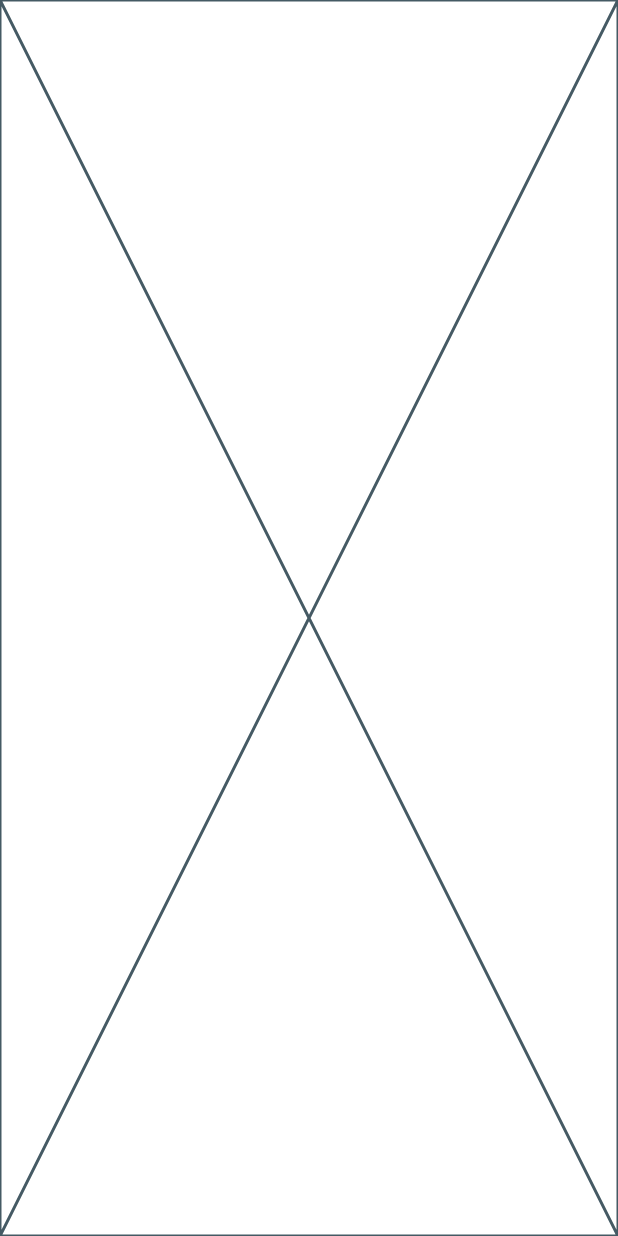
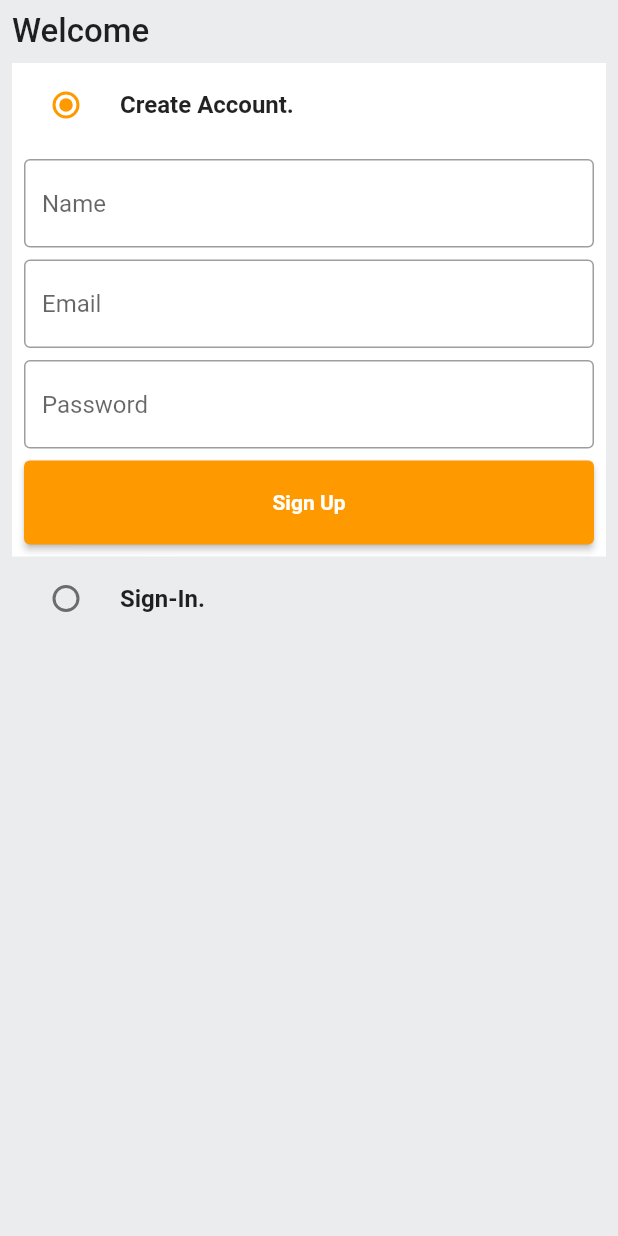
Before and after one commit to prateekthakur272/amazon_flutter_clone, a Flutter app: the screen it shows after launch, on a phone screen of 412 x 824 dp. Run offline on Flutter 3.47's test engine with Material 3 defaults, Android fonts, the phone set to English and light mode, and no system bars.

Commit message:
adds auth screen

```diff
--- /dev/null
+++ b/lib/constants/constants.dart
@@ -0,0 +1,5 @@
+import 'package:flutter/material.dart';
+
+const space8 = SizedBox.square(dimension: 8,);
+
+const paddingA8 = EdgeInsets.all(8);
--- /dev/null
+++ b/lib/constants/global_variables.dart
@@ -0,0 +1,55 @@
+import 'package:flutter/material.dart';
+
+String uri = 'http://<yourip>:3000';
+
+class GlobalVariables {
+
+  // STRINGS
+  static const title = 'Amazon';
+  // COLORS
+  static const appBarGradient = LinearGradient(
+    colors: [
+      Color.fromARGB(255, 29, 201, 192),
+      Color.fromARGB(255, 125, 221, 216),
+    ],
+    stops: [0.5, 1.0],
+  );
+
+  static const secondaryColor = Color.fromRGBO(255, 153, 0, 1);
+  static const backgroundColor = Colors.white;
+  static const Color greyBackgroundCOlor = Color(0xffebecee);
+  static var selectedNavBarColor = Colors.cyan[800]!;
+  static const unselectedNavBarColor = Colors.black87;
+
+  // STATIC IMAGES
+  static const List<String> carouselImages = [
+    'https://images-eu.ssl-images-amazon.com/images/G/31/img21/Wireless/WLA/TS/D37847648_Accessories_savingdays_Jan22_Cat_PC_1500.jpg',
+    'https://images-eu.ssl-images-amazon.com/images/G/31/img2021/Vday/bwl/English.jpg',
+    'https://images-eu.ssl-images-amazon.com/images/G/31/img22/Wireless/AdvantagePrime/BAU/14thJan/D37196025_IN_WL_AdvantageJustforPrime_Jan_Mob_ingress-banner_1242x450.jpg',
+    'https://images-na.ssl-images-amazon.com/images/G/31/Symbol/2020/00NEW/1242_450Banners/PL31_copy._CB432483346_.jpg',
+    'https://images-na.ssl-images-amazon.com/images/G/31/img21/shoes/September/SSW/pc-header._CB641971330_.jpg',
+  ];
+
+  static const List<Map<String, String>> categoryImages = [
+    {
+      'title': 'Mobiles',
+      'image': 'assets/images/mobiles.jpeg',
+    },
+    {
+      'title': 'Essentials',
+      'image': 'assets/images/essentials.jpeg',
+    },
+    {
+      'title': 'Appliances',
+      'image': 'assets/images/appliances.jpeg',
+    },
+    {
+      'title': 'Books',
+      'image': 'assets/images/books.jpeg',
+    },
+    {
+      'title': 'Fashion',
+      'image': 'assets/images/fashion.jpeg',
+    },
+  ];
+}
--- a/lib/main.dart
+++ b/lib/main.dart
@@ -1,3 +1,6 @@
+import 'package:amazon_flutter_clone/constants/global_variables.dart';
+import 'package:amazon_flutter_clone/routers.dart';
+import 'package:amazon_flutter_clone/screens/auth/auth_screen.dart';
 import 'package:flutter/material.dart';
 
 void main() {
@@ -11,10 +14,26 @@ class App extends StatelessWidget {
     return MaterialApp(
       title: 'Amazon',
       theme: ThemeData(
-        colorScheme: ColorScheme.fromSeed(seedColor: Colors.deepPurple),
-        useMaterial3: true,
+        colorScheme:
+            const ColorScheme.light(primary: GlobalVariables.secondaryColor),
+        scaffoldBackgroundColor: GlobalVariables.backgroundColor,
+        inputDecorationTheme: const InputDecorationTheme(
+          border: OutlineInputBorder()
+        ),
+        elevatedButtonTheme: ElevatedButtonThemeData(
+          style: ElevatedButton.styleFrom(
+            minimumSize: const Size.fromHeight(56),
+            textStyle: const TextStyle(
+              fontWeight: FontWeight.bold,
+            )
+          )
+        ),
+        appBarTheme: const AppBarTheme(
+            elevation: 0, iconTheme: IconThemeData(color: Colors.black)),
+        useMaterial3: false,
       ),
-      home: const Placeholder(),
+      home: const AuthScreen(),
+      onGenerateRoute: (settings) => generateRoute(settings),
     );
   }
 }
--- /dev/null
+++ b/lib/routers.dart
@@ -0,0 +1,13 @@
+import 'package:amazon_flutter_clone/screens/auth/auth_screen.dart';
+import 'package:amazon_flutter_clone/screens/errors/page_not_found.dart';
+import 'package:flutter/material.dart';
+
+Route<dynamic> generateRoute(RouteSettings settings) {
+  switch (settings.name) {
+    case AuthScreen.routeName:
+      return MaterialPageRoute(
+          settings: settings, builder: (_) => const AuthScreen());
+    default:
+      return MaterialPageRoute(builder: (_) => const PageNotFound());
+  }
+}
--- /dev/null
+++ b/lib/screens/auth/auth_screen.dart
@@ -0,0 +1,137 @@
+import 'package:amazon_flutter_clone/constants/constants.dart';
+import 'package:amazon_flutter_clone/constants/global_variables.dart';
+import 'package:flutter/material.dart';
+
+enum Auth { signup, signin }
+
+class AuthScreen extends StatefulWidget {
+  static const routeName = '/auth-screen/';
+  const AuthScreen({super.key});
+
+  @override
+  State<AuthScreen> createState() => _AuthScreenState();
+}
+
+class _AuthScreenState extends State<AuthScreen> {
+  Auth _auth = Auth.signup;
+  final signUpFormKey = GlobalKey<FormState>();
+  final signInFormKey = GlobalKey<FormState>();
+
+  final _emailController = TextEditingController();
+  final _passwordController = TextEditingController();
+  final _nameController = TextEditingController();
+
+  @override
+  void dispose() {
+    super.dispose();
+    _emailController.dispose();
+    _passwordController.dispose();
+    _nameController.dispose();
+  }
+
+  @override
+  Widget build(BuildContext context) {
+    return Scaffold(
+      backgroundColor: GlobalVariables.greyBackgroundCOlor,
+      body: SafeArea(
+          child: Padding(
+        padding: paddingA8,
+        child: Column(
+          crossAxisAlignment: CrossAxisAlignment.start,
+          children: [
+            const Text(
+              'Welcome',
+              style: TextStyle(fontSize: 22, fontWeight: FontWeight.w500),
+            ),
+            space8,
+            RadioListTile(
+              value: Auth.signup,
+              tileColor:
+                  _auth == Auth.signup ? GlobalVariables.backgroundColor : null,
+              onChanged: (value) {
+                setState(() {
+                  _auth = value!;
+                });
+              },
+              groupValue: _auth,
+              activeColor: GlobalVariables.secondaryColor,
+              title: const Text(
+                'Create Account.',
+                style: TextStyle(fontWeight: FontWeight.bold),
+              ),
+            ),
+            if (_auth == Auth.signup)
+              Container(
+                color: GlobalVariables.backgroundColor,
+                padding: paddingA8,
+                child: Form(
+                    key: signUpFormKey,
+                    child: Column(
+                      children: [
+                        TextFormField(
+                          controller: _nameController,
+                          decoration: const InputDecoration(hintText: 'Name'),
+                        ),
+                        space8,
+                        TextFormField(
+                          controller: _emailController,
+                          decoration: const InputDecoration(hintText: 'Email'),
+                        ),
+                        space8,
+                        TextFormField(
+                          controller: _passwordController,
+                          decoration:
+                              const InputDecoration(hintText: 'Password'),
+                        ),
+                        space8,
+                        ElevatedButton(
+                            onPressed: () {}, child: const Text('Sign Up'))
+                      ],
+                    )),
+              ),
+            RadioListTile(
+              value: Auth.signin,
+              onChanged: (value) {
+                setState(() {
+                  _auth = value!;
+                });
+              },
+              tileColor:
+                  _auth == Auth.signin ? GlobalVariables.backgroundColor : null,
+              groupValue: _auth,
+              activeColor: GlobalVariables.secondaryColor,
+              title: const Text(
+                'Sign-In.',
+                style: TextStyle(fontWeight: FontWeight.bold),
+              ),
+            ),
+            if (_auth == Auth.signin)
+              Container(
+                color: GlobalVariables.backgroundColor,
+                padding: paddingA8,
+                child: Form(
+                    key: signUpFormKey,
+                    child: Column(
+                      children: [
+                        TextFormField(
+                          controller: _emailController,
+                          decoration: const InputDecoration(hintText: 'Email'),
+                        ),
+                        space8,
+                        TextFormField(
+                          controller: _passwordController,
+                          decoration:
+                              const InputDecoration(hintText: 'Password'),
+                        ),
+                        space8,
+                        ElevatedButton(
+                            onPressed: () {}, child: const Text('Sign In'))
+                      ],
+                    )),
+              ),
+          ],
+        ),
+      )),
+    );
+  }
+}
--- /dev/null
+++ b/lib/screens/errors/page_not_found.dart
@@ -0,0 +1,14 @@
+import 'package:flutter/material.dart';
+
+class PageNotFound extends StatelessWidget {
+  const PageNotFound({super.key});
+
+  @override
+  Widget build(BuildContext context) {
+    return const Scaffold(
+      body: Center(
+        child: Text('Page Not Found'),
+      ),
+    );
+  }
+}
```
